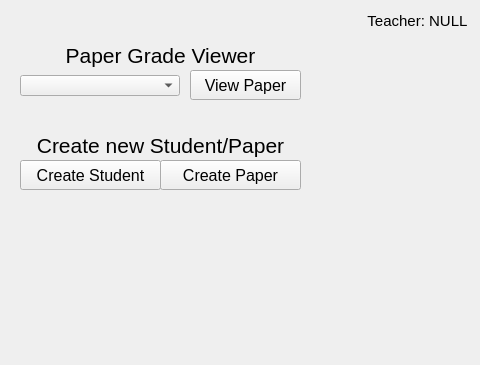
SuperMonkeyRules/DTPythonL3, file ui/mainPanel.ui: the form before one commit; both pictures show x 0 to 480 and y 0 to 365 of the 480 by 640 pixel window.
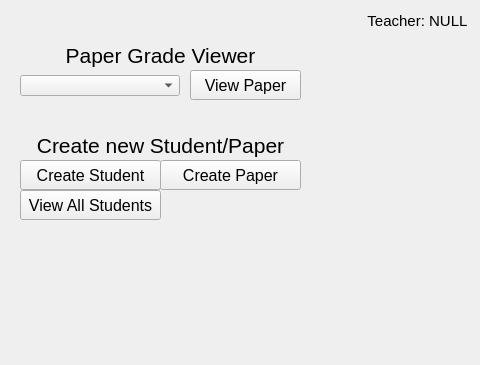
The form after the commit.

Commit message: Finished popup started student viewer

```diff
--- a/ui/mainPanel.ui
+++ b/ui/mainPanel.ui
@@ -139,6 +139,24 @@
      <set>Qt::AlignCenter</set>
     </property>
    </widget>
+   <widget class="QPushButton" name="viewStudentsBTN">
+    <property name="geometry">
+     <rect>
+      <x>20</x>
+      <y>190</y>
+      <width>141</width>
+      <height>30</height>
+     </rect>
+    </property>
+    <property name="font">
+     <font>
+      <pointsize>12</pointsize>
+     </font>
+    </property>
+    <property name="text">
+     <string>View All Students</string>
+    </property>
+   </widget>
   </widget>
  </widget>
  <resources/>
```
The commit also changes 4 other files.
